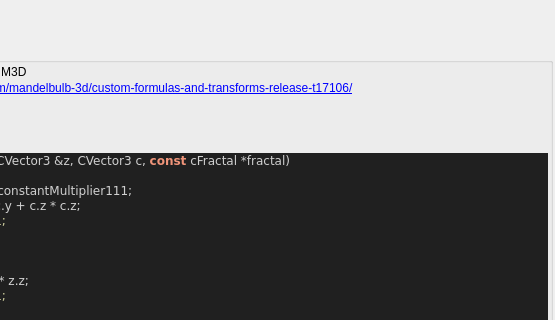
This is mandelbulber2/formula/ui/fractal_transf_spherical_inv_c.ui in buddhi1980/mandelbulber2 as Qt 5 draws it before an edit; both pictures show x 217 to 772 and y 92 to 412 of the 772 by 532 pixel window. The edited form follows.
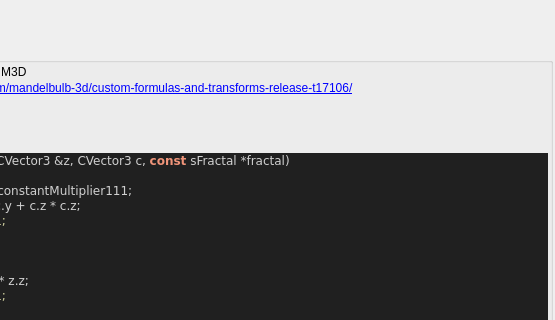
This is the edited form. Custom widgets are drawn as their Qt base class.

Diff of the .ui file:
```diff
--- a/mandelbulber2/formula/ui/fractal_transf_spherical_inv_c.ui
+++ b/mandelbulber2/formula/ui/fractal_transf_spherical_inv_c.ui
@@ -272,7 +272,7 @@
 &lt;/table&gt;
 &lt;h3&gt;Code&lt;/h3&gt;
 &lt;body style=&quot;background-color:#202020&quot;&gt;
-&lt;pre style=&quot;color:#d0d0d0; background-color:#202020;  font-family:'Courier New',monospace;&quot;&gt;&lt;span style=&quot;color:#f09479; font-weight:bold&quot;&gt;void&lt;/span&gt; &lt;span style=&quot;color:#e47eed&quot;&gt;TransfSphericalInvCIteration&lt;/span&gt;&lt;span style=&quot;color:#d0d0d0&quot;&gt;(&lt;/span&gt;CVector3 &lt;span style=&quot;color:#d0d0d0&quot;&gt;&amp;amp;&lt;/span&gt;z&lt;span style=&quot;color:#d0d0d0&quot;&gt;,&lt;/span&gt; CVector3 c&lt;span style=&quot;color:#d0d0d0&quot;&gt;,&lt;/span&gt; &lt;span style=&quot;color:#f09479; font-weight:bold&quot;&gt;const&lt;/span&gt; cFractal &lt;span style=&quot;color:#d0d0d0&quot;&gt;*&lt;/span&gt;fractal&lt;span style=&quot;color:#d0d0d0&quot;&gt;)&lt;/span&gt;
+&lt;pre style=&quot;color:#d0d0d0; background-color:#202020;  font-family:'Courier New',monospace;&quot;&gt;&lt;span style=&quot;color:#f09479; font-weight:bold&quot;&gt;void&lt;/span&gt; &lt;span style=&quot;color:#e47eed&quot;&gt;TransfSphericalInvCIteration&lt;/span&gt;&lt;span style=&quot;color:#d0d0d0&quot;&gt;(&lt;/span&gt;CVector3 &lt;span style=&quot;color:#d0d0d0&quot;&gt;&amp;amp;&lt;/span&gt;z&lt;span style=&quot;color:#d0d0d0&quot;&gt;,&lt;/span&gt; CVector3 c&lt;span style=&quot;color:#d0d0d0&quot;&gt;,&lt;/span&gt; &lt;span style=&quot;color:#f09479; font-weight:bold&quot;&gt;const&lt;/span&gt; sFractal &lt;span style=&quot;color:#d0d0d0&quot;&gt;*&lt;/span&gt;fractal&lt;span style=&quot;color:#d0d0d0&quot;&gt;)&lt;/span&gt;
 &lt;span style=&quot;color:#d0d0d0&quot;&gt;{&lt;/span&gt;
   c &lt;span style=&quot;color:#d0d0d0&quot;&gt;*=&lt;/span&gt; fractal&lt;span style=&quot;color:#d0d0d0&quot;&gt;-&amp;gt;&lt;/span&gt;transformCommon&lt;span style=&quot;color:#d0d0d0&quot;&gt;.&lt;/span&gt;constantMultiplier111&lt;span style=&quot;color:#d0d0d0&quot;&gt;;&lt;/span&gt;
   &lt;span style=&quot;color:#f09479; font-weight:bold&quot;&gt;double&lt;/span&gt; rSqrL &lt;span style=&quot;color:#d0d0d0&quot;&gt;=&lt;/span&gt; c&lt;span style=&quot;color:#d0d0d0&quot;&gt;.&lt;/span&gt;x &lt;span style=&quot;color:#d0d0d0&quot;&gt;*&lt;/span&gt; c&lt;span style=&quot;color:#d0d0d0&quot;&gt;.&lt;/span&gt;x &lt;span style=&quot;color:#d0d0d0&quot;&gt;+&lt;/span&gt; c&lt;span style=&quot;color:#d0d0d0&quot;&gt;.&lt;/span&gt;y &lt;span style=&quot;color:#d0d0d0&quot;&gt;*&lt;/span&gt; c&lt;span style=&quot;color:#d0d0d0&quot;&gt;.&lt;/span&gt;y &lt;span style=&quot;color:#d0d0d0&quot;&gt;+&lt;/span&gt; c&lt;span style=&quot;color:#d0d0d0&quot;&gt;.&lt;/span&gt;z &lt;span style=&quot;color:#d0d0d0&quot;&gt;*&lt;/span&gt; c&lt;span style=&quot;color:#d0d0d0&quot;&gt;.&lt;/span&gt;z&lt;span style=&quot;color:#d0d0d0&quot;&gt;;&lt;/span&gt;
```
